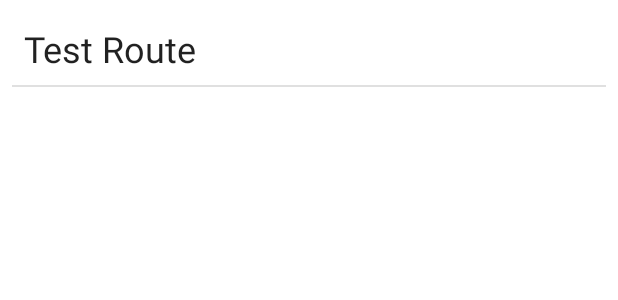
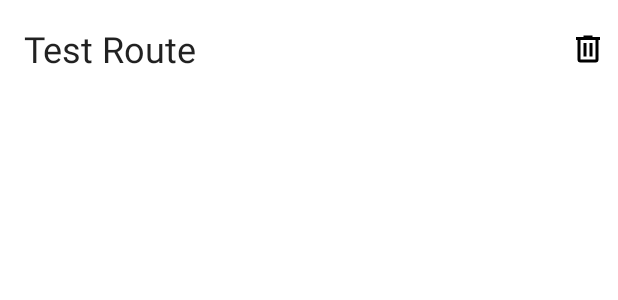
Before and after one commit to NateHolland/Nativ_Maps, an Android app: the layout file_listview.xml on its own in the app's theme, with its tools: preview values and no code run, on a phone screen of 412 x 824 dp. Shown: the top 300 px of the screen. Run offline under Robolectric (Android 15) with nearby library versions, the phone set to English and light mode, and no system bars.

Commit message:
feat: add option to delete routes

```diff
--- /dev/null
+++ b/app/src/main/res/drawable/ic_delete.xml
@@ -0,0 +1,8 @@
+<!-- drawable/trash_can_outline.xml -->
+<vector xmlns:android="http://schemas.android.com/apk/res/android"
+    android:height="24dp"
+    android:width="24dp"
+    android:viewportWidth="24"
+    android:viewportHeight="24">
+    <path android:fillColor="#000" android:pathData="M9,3V4H4V6H5V19A2,2 0 0,0 7,21H17A2,2 0 0,0 19,19V6H20V4H15V3H9M7,6H17V19H7V6M9,8V17H11V8H9M13,8V17H15V8H13Z" />
+</vector>
--- a/app/src/main/res/layout/file_listview.xml
+++ b/app/src/main/res/layout/file_listview.xml
@@ -1,26 +1,41 @@
-<androidx.appcompat.widget.LinearLayoutCompat xmlns:android="http://schemas.android.com/apk/res/android"
+<androidx.constraintlayout.widget.ConstraintLayout xmlns:android="http://schemas.android.com/apk/res/android"
     xmlns:app="http://schemas.android.com/apk/res-auto"
     xmlns:tools="http://schemas.android.com/tools"
+    android:id="@+id/linearLayoutCompat"
     android:layout_width="match_parent"
     android:layout_height="wrap_content"
-    android:orientation="vertical"
     android:layout_margin="@dimen/default_margin"
     android:gravity="center_vertical">
 
     <TextView
         android:id="@+id/textView"
         style="@style/TextAppearance.AppCompat.Headline"
-        tools:text="Test Route"
-        android:layout_gravity="center_vertical"
+        android:layout_width="0dp"
+        android:layout_height="wrap_content"
         android:gravity="center_vertical"
         android:padding="@dimen/default_margin"
-        android:layout_width="match_parent"
-        android:layout_height="match_parent"/>
+        app:layout_constraintBottom_toTopOf="@+id/divider"
+        app:layout_constraintEnd_toEndOf="parent"
+        app:layout_constraintStart_toStartOf="parent"
+        app:layout_constraintTop_toTopOf="parent"
+        tools:text="Test Route" />
+    <ImageView
+        android:layout_width="wrap_content"
+        android:id="@+id/deleteRoute"
+        android:layout_height="wrap_content"
+        android:background="@drawable/ic_delete"
+        android:padding="@dimen/default_margin"
+        app:layout_constraintEnd_toEndOf="parent"
+        app:layout_constraintTop_toTopOf="@id/textView"
+        app:layout_constraintBottom_toBottomOf="@id/textView"/>
 
     <View
         android:id="@+id/divider"
-        android:layout_width="match_parent"
-        android:layout_height="1dp"
-        android:background="?android:attr/listDivider" />
+        android:layout_width="wrap_content"
+        android:layout_height="0dp"
+        android:background="?android:attr/listDivider"
+        app:layout_constraintBottom_toBottomOf="parent"
+        app:layout_constraintStart_toStartOf="@+id/textView"
+        app:layout_constraintTop_toBottomOf="@+id/textView" />
 
-</androidx.appcompat.widget.LinearLayoutCompat>
+</androidx.constraintlayout.widget.ConstraintLayout>
```
Also changed, not shown: app/src/main/java/nativ/tech/maps/BrowseRoutesFragment.kt (+7 -6 lines), app/src/main/java/nativ/tech/maps/BrowseRoutesViewModel.kt (+7 -0 lines), app/src/main/java/nativ/tech/maps/StringAdapter.kt (+5 -2 lines).
